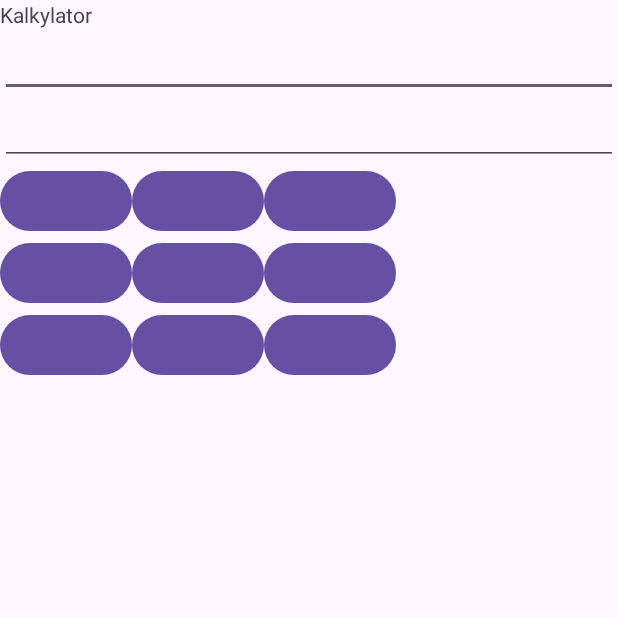
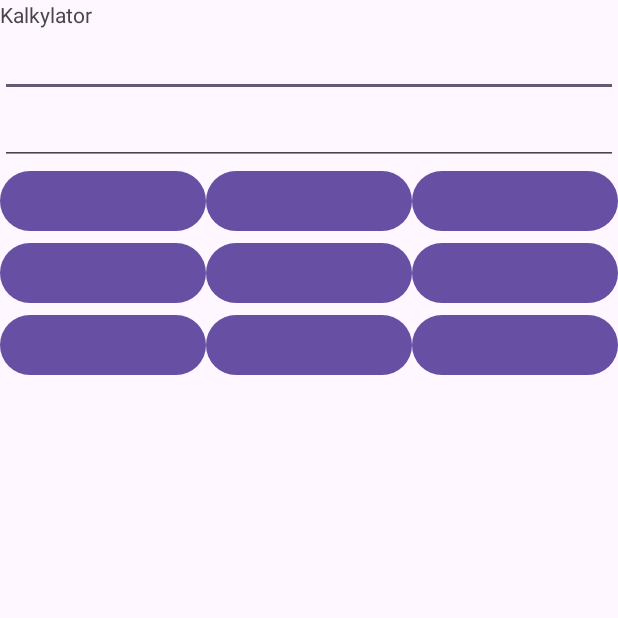
Before and after one commit to z0etz/GroupCalkylator, an Android app: the screen it shows after launch (MainActivity), on a phone screen of 412 x 824 dp, the top half of it. Run offline under Robolectric (Android 15) with nearby library versions, the phone set to English and light mode, and no system bars.

Commit message:
La in weights till buttons

```diff
--- a/app/src/main/res/layout/activity_main.xml
+++ b/app/src/main/res/layout/activity_main.xml
@@ -38,15 +38,18 @@
         <Button
             android:id="@+id/buttonPlus"
             android:layout_width="wrap_content"
-            android:layout_height="wrap_content"/>
+            android:layout_height="wrap_content"
+            android:layout_weight="1"/>
         <Button
             android:id="@+id/buttonMinus"
             android:layout_width="wrap_content"
-            android:layout_height="wrap_content"/>
+            android:layout_height="wrap_content"
+            android:layout_weight="1"/>
         <Button
             android:id="@+id/buttonMultiplication"
             android:layout_width="wrap_content"
-            android:layout_height="wrap_content"/>
+            android:layout_height="wrap_content"
+            android:layout_weight="1"/>
     </LinearLayout>
 
         <LinearLayout
@@ -56,15 +59,18 @@
             <Button
                 android:id="@+id/buttonDivision"
                 android:layout_width="wrap_content"
-                android:layout_height="wrap_content"/>
+                android:layout_height="wrap_content"
+                android:layout_weight="1"/>
             <Button
                 android:id="@+id/buttonRoot"
                 android:layout_width="wrap_content"
-                android:layout_height="wrap_content"/>
+                android:layout_height="wrap_content"
+                android:layout_weight="1"/>
             <Button
                 android:id="@+id/buttonPercent"
                 android:layout_width="wrap_content"
-                android:layout_height="wrap_content"/>
+                android:layout_height="wrap_content"
+                android:layout_weight="1"/>
         </LinearLayout>
 
         <LinearLayout
@@ -74,15 +80,18 @@
             <Button
                 android:id="@+id/buttonPhytagoras"
                 android:layout_width="wrap_content"
-                android:layout_height="wrap_content"/>
+                android:layout_height="wrap_content"
+                android:layout_weight="1"/>
             <Button
                 android:id="@+id/buttonCircleArea"
                 android:layout_width="wrap_content"
-                android:layout_height="wrap_content"/>
+                android:layout_height="wrap_content"
+                android:layout_weight="1"/>
             <Button
                 android:id="@+id/buttonCylinderVolume"
                 android:layout_width="wrap_content"
-                android:layout_height="wrap_content"/>
+                android:layout_height="wrap_content"
+                android:layout_weight="1"/>
         </LinearLayout>
 
         <TextView
```
